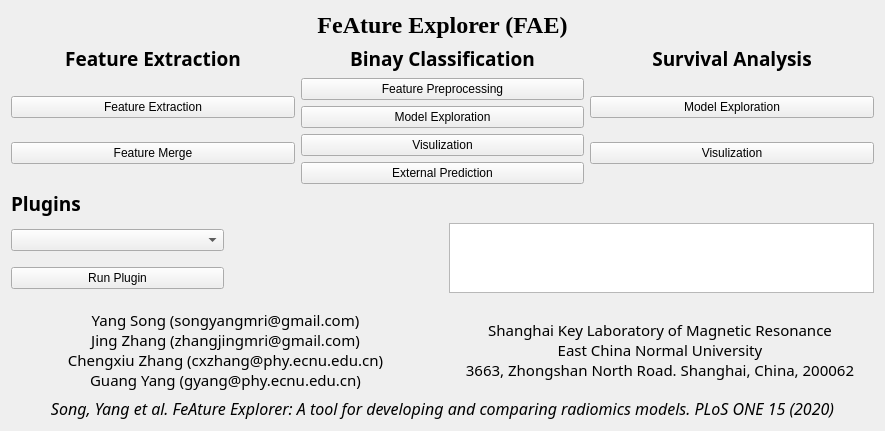
The window that HomeUI/HomePage.ui (salan668/FAE) describes before a commit, drawn with Qt 5.
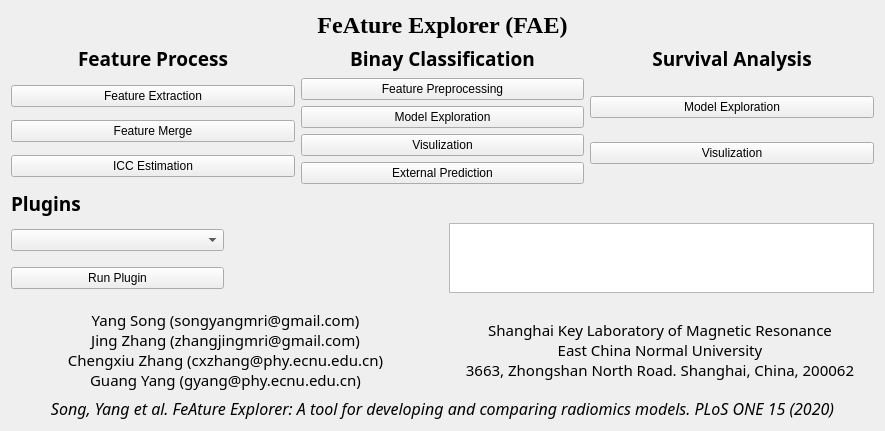
The same window after the commit.

Commit message: Add ICC Estimation in the HomePage

Diff of the .ui file:
```diff
--- a/HomeUI/HomePage.ui
+++ b/HomeUI/HomePage.ui
@@ -50,7 +50,7 @@
           </font>
          </property>
          <property name="text">
-          <string>Feature Extraction</string>
+          <string>Feature Process</string>
          </property>
          <property name="alignment">
           <set>Qt::AlignCenter</set>
@@ -109,6 +109,13 @@
            </property>
           </widget>
          </item>
+         <item>
+          <widget class="QPushButton" name="buttonIccEstimation">
+           <property name="text">
+            <string>ICC Estimation</string>
+           </property>
+          </widget>
+         </item>
         </layout>
        </item>
        <item row="1" column="1">
```
The commit also changes 6 other files.
